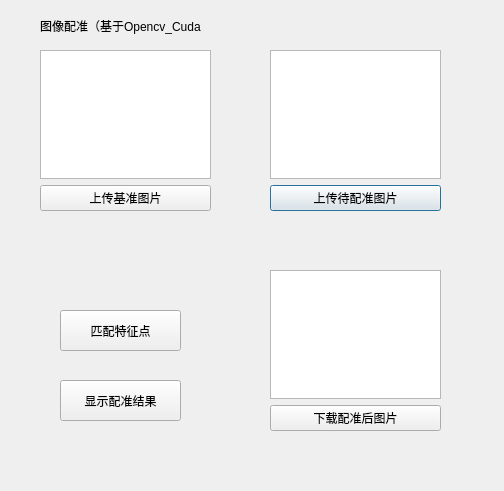
The window that alignDialog.ui (ceres0/Bigwork) describes before a commit, drawn with Qt 5.
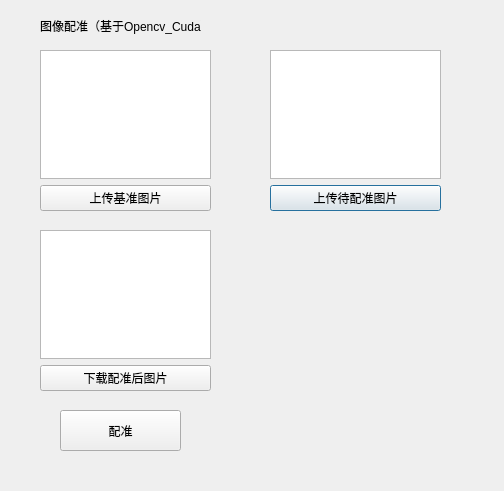
The same window after the commit.

```diff
--- a/alignDialog.ui
+++ b/alignDialog.ui
@@ -74,33 +74,20 @@
    <property name="geometry">
     <rect>
      <x>60</x>
-     <y>380</y>
+     <y>410</y>
      <width>121</width>
      <height>41</height>
     </rect>
    </property>
    <property name="text">
-    <string>显示配准结果</string>
-   </property>
-  </widget>
-  <widget class="QPushButton" name="pushButton">
-   <property name="geometry">
-    <rect>
-     <x>60</x>
-     <y>310</y>
-     <width>121</width>
-     <height>41</height>
-    </rect>
-   </property>
-   <property name="text">
-    <string>匹配特征点</string>
+    <string>配准</string>
    </property>
   </widget>
   <widget class="QWidget" name="verticalLayoutWidget_4">
    <property name="geometry">
     <rect>
-     <x>270</x>
-     <y>270</y>
+     <x>40</x>
+     <y>230</y>
      <width>171</width>
      <height>161</height>
     </rect>
```
Left out of the diff: 2 changed lines with no effect on the pictures.
